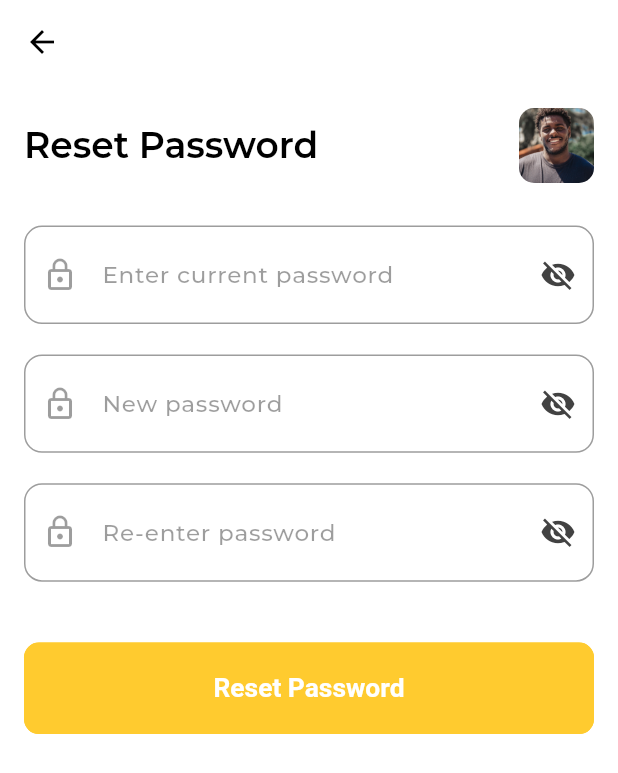
After one commit to Cabu-Cabu/Cabu-Cabu-user-mobile, a Flutter app: the ResetPasswordScreen screen opened directly, on a phone screen of 412 x 824 dp. The commit adds this screen. Shown: the top 773 px of the screen. Run offline on Flutter 3.47's test engine with Material 3 defaults, Android fonts, the phone set to English and light mode, and no system bars; our stand-ins replace flutter_screenutil, flutter_svg, logger, shared_preferences, sliding_up_panel; accounts and stored records are empty; project files that could hold a hidden picture were left out.

Commit message:
Refactor password reset screen to use constant for current password text

```diff
--- a/lib/src/core/utils/constants/texts.dart
+++ b/lib/src/core/utils/constants/texts.dart
@@ -41,8 +41,10 @@ class AppTexts {
   static const String verify = 'Verify';
   static const String emailAddress = 'Cabu-Cabu@express.com';
 
+  static const String resetPassword = 'Reset Password';
   static const String newPassword = 'New password';
   static const String reEnterPassword = 'Re-enter password';
+  static const String currentPassword = 'Enter current password';
   static const String confirm = 'Confirm';
 
   static const String name = 'Name';
@@ -90,4 +92,7 @@ class AppTexts {
   static const String settings = 'Settings';
   static const String security = 'Security';
   static const String logout = 'Logout';
+
+  static const String chats = 'Chats';
+  static const String search = 'Search';
 }
--- /dev/null
+++ b/lib/src/features/personalization/presentation/screens/reset_password_screen.dart
@@ -0,0 +1,68 @@
+import 'package:cabu_cabu_user_mobile/src/core/utils/constants/sizes.dart';
+import 'package:cabu_cabu_user_mobile/src/core/utils/constants/texts.dart';
+import 'package:cabu_cabu_user_mobile/src/features/personalization/presentation/components/header_section.dart';
+import 'package:flutter/material.dart';
+import 'package:flutter_screenutil/flutter_screenutil.dart';
+
+class ResetPasswordScreen extends StatelessWidget {
+  const ResetPasswordScreen({super.key});
+
+  @override
+  Widget build(BuildContext context) {
+    return Scaffold(
+      appBar: AppBar(),
+      body: Padding(
+        padding: const EdgeInsets.all(AppSizes.defaultPadding),
+        child: Column(
+          children: [
+            const PersonalizationScreenHeader(title: AppTexts.resetPassword),
+            28.verticalSpace,
+            Expanded(
+              child: SingleChildScrollView(
+                child: Column(
+                  children: [
+                    TextFormField(
+                      obscureText: true,
+                      decoration: const InputDecoration(
+                        hintText: AppTexts.currentPassword,
+                        prefixIcon: Icon(Icons.lock_outline),
+                        suffixIcon: Icon(Icons.visibility_off),
+                      ),
+                    ),
+                    20.verticalSpace,
+                    TextFormField(
+                      obscureText: true,
+                      decoration: const InputDecoration(
+                        hintText: AppTexts.newPassword,
+                        prefixIcon: Icon(Icons.lock_outline),
+                        suffixIcon: Icon(Icons.visibility_off),
+                      ),
+                    ),
+                    20.verticalSpace,
+                    TextFormField(
+                      obscureText: true,
+                      decoration: const InputDecoration(
+                        hintText: AppTexts.reEnterPassword,
+                        prefixIcon: Icon(Icons.lock_outline),
+                        suffixIcon: Icon(Icons.visibility_off),
+                      ),
+                    ),
+                    40.verticalSpace,
+                    SizedBox(
+                      width: double.infinity,
+                      // height: 60.h,
+                      child: ElevatedButton(
+                        onPressed: () {},
+                        child: const Text(AppTexts.resetPassword),
+                      ),
+                    ),
+                  ],
+                ),
+              ),
+            ),
+          ],
+        ),
+      ),
+    );
+  }
+}
```
